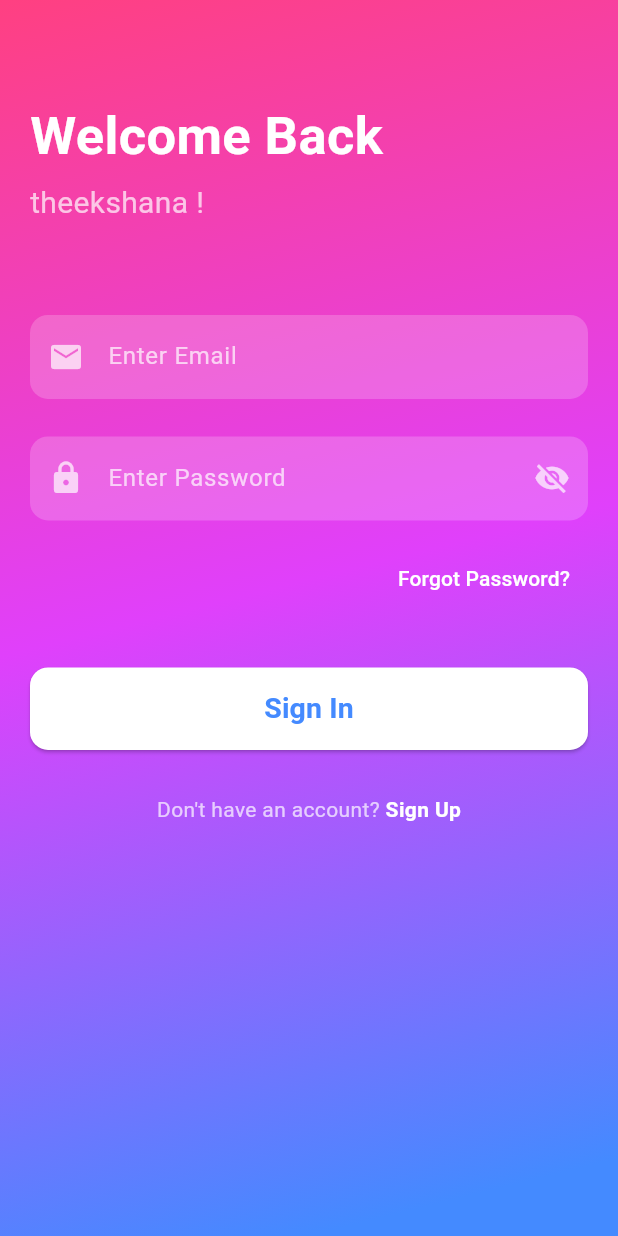
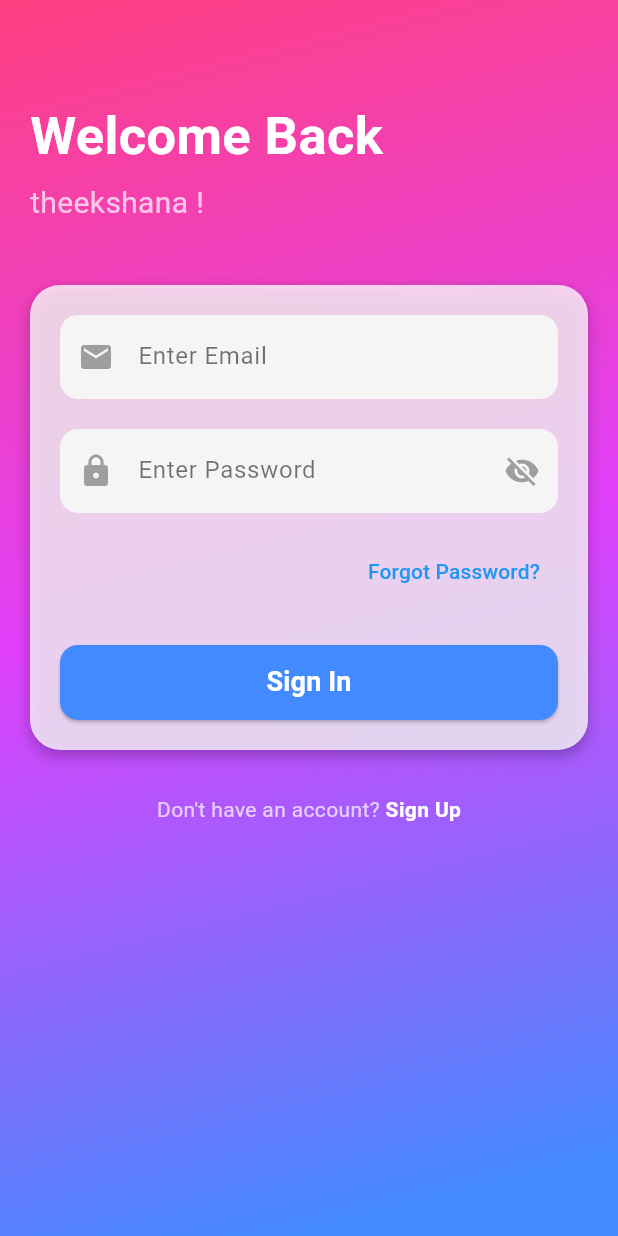
Before and after one commit to Theekshana1999/Social-Media-App, a Flutter app: the SignInScreen screen opened directly, on a phone screen of 412 x 824 dp. Run offline on Flutter 3.47's test engine with Material 3 defaults, Android fonts, the phone set to English and light mode, and no system bars; our stand-ins replace font_awesome_flutter.

Commit message:
signin screen update

```diff
--- a/lib/Screen/signin_screen.dart
+++ b/lib/Screen/signin_screen.dart
@@ -1,6 +1,5 @@
 import 'package:flutter/material.dart';
 import 'package:login/Screen/signup_screen.dart';
-import 'package:login/utils/color_utils.dart';
 
 class SignInScreen extends StatefulWidget {
   const SignInScreen({super.key});
@@ -21,7 +20,7 @@ class _SignInScreenState extends State<SignInScreen> {
         child: Container(
           height: MediaQuery.of(context).size.height,
           width: MediaQuery.of(context).size.width,
-          decoration: BoxDecoration(
+          decoration: const BoxDecoration(
             gradient: LinearGradient(
               colors: [
                 Colors.pinkAccent,
@@ -37,9 +36,7 @@ class _SignInScreenState extends State<SignInScreen> {
             child: Padding(
               padding: EdgeInsets.symmetric(
                 horizontal: 20,
-                vertical:
-                    MediaQuery.of(context).size.height *
-                    0.08, // increased top space
+                vertical: MediaQuery.of(context).size.height * 0.08,
               ),
               child: Column(
                 crossAxisAlignment: CrossAxisAlignment.start,
@@ -49,38 +46,47 @@ class _SignInScreenState extends State<SignInScreen> {
                     'Welcome Back',
                     style: TextStyle(
                       color: Colors.white,
-                      fontSize: 35, // slightly bigger
+                      fontSize: 35,
                       fontWeight: FontWeight.bold,
                     ),
                   ),
                   const SizedBox(height: 5),
                   const Text(
                     'theekshana !',
-                    style: TextStyle(
-                      color: Colors.white70,
-                      fontSize: 20, // slightly bigger
+                    style: TextStyle(color: Colors.white70, fontSize: 20),
                   ),
+                  const SizedBox(height: 40),
+
+                  // ✅ White Background Layer for Form
+                  Container(
+                    width: double.infinity,
+                    padding: const EdgeInsets.all(20),
+                    decoration: BoxDecoration(
+                      color: Colors.white.withOpacity(0.77),
+                      borderRadius: BorderRadius.circular(20),
+                      boxShadow: [
+                        BoxShadow(
+                          color: Colors.black26,
+                          blurRadius: 8,
+                          offset: const Offset(0, 4),
                         ),
-
-                  // const SizedBox(height: 15),
-                  // const Text(
-                  //   'Sign in to continue',
-                  //   style: TextStyle(color: Colors.white70, fontSize: 18),
-                  // ),
-                  const SizedBox(height: 60), // increased gap before form
+                      ],
+                    ),
+                    child: Column(
+                      children: [
                         // Email Field
                         TextField(
                           controller: _emailController,
-                    style: const TextStyle(color: Colors.white),
+                          style: const TextStyle(color: Colors.black),
                           decoration: InputDecoration(
                             prefixIcon: const Icon(
                               Icons.email,
-                        color: Colors.white70,
+                              color: Colors.grey,
                             ),
                             hintText: 'Enter Email',
-                      hintStyle: const TextStyle(color: Colors.white70),
+                            hintStyle: const TextStyle(color: Colors.black54),
                             filled: true,
-                      fillColor: Colors.white.withOpacity(0.2),
+                            fillColor: Colors.grey[100],
                             border: OutlineInputBorder(
                               borderRadius: BorderRadius.circular(12),
                               borderSide: BorderSide.none,
@@ -88,21 +94,24 @@ class _SignInScreenState extends State<SignInScreen> {
                           ),
                           keyboardType: TextInputType.emailAddress,
                         ),
-                  const SizedBox(height: 25),
+                        const SizedBox(height: 20),
 
                         // Password Field
                         TextField(
                           controller: _passwordController,
                           obscureText: _obscurePassword,
-                    style: const TextStyle(color: Colors.white),
+                          style: const TextStyle(color: Colors.black),
                           decoration: InputDecoration(
-                      prefixIcon: const Icon(Icons.lock, color: Colors.white70),
+                            prefixIcon: const Icon(
+                              Icons.lock,
+                              color: Colors.grey,
+                            ),
                             suffixIcon: IconButton(
                               icon: Icon(
                                 _obscurePassword
                                     ? Icons.visibility_off
                                     : Icons.visibility,
-                          color: Colors.white70,
+                                color: Colors.grey,
                               ),
                               onPressed: () {
                                 setState(() {
@@ -111,9 +120,9 @@ class _SignInScreenState extends State<SignInScreen> {
                               },
                             ),
                             hintText: 'Enter Password',
-                      hintStyle: const TextStyle(color: Colors.white70),
+                            hintStyle: const TextStyle(color: Colors.black54),
                             filled: true,
-                      fillColor: Colors.white.withOpacity(0.2),
+                            fillColor: Colors.grey[100],
                             border: OutlineInputBorder(
                               borderRadius: BorderRadius.circular(12),
                               borderSide: BorderSide.none,
@@ -129,24 +138,26 @@ class _SignInScreenState extends State<SignInScreen> {
                             onPressed: () {},
                             child: const Text(
                               'Forgot Password?',
-                        style: TextStyle(color: Colors.white),
+                              style: TextStyle(color: Colors.blue),
                             ),
                           ),
                         ),
-                  const SizedBox(height: 35),
+                        const SizedBox(height: 25),
 
                         // Sign In Button
                         SizedBox(
                           width: double.infinity,
-                    height: 55,
+                          height: 50,
                           child: ElevatedButton(
                             onPressed: () {
                               debugPrint("Email: ${_emailController.text}");
-                        debugPrint("Password: ${_passwordController.text}");
+                              debugPrint(
+                                "Password: ${_passwordController.text}",
+                              );
                             },
                             style: ElevatedButton.styleFrom(
-                        backgroundColor: Colors.white,
-                        foregroundColor: Colors.blueAccent,
+                              backgroundColor: Colors.blueAccent,
+                              foregroundColor: Colors.white,
                               shape: RoundedRectangleBorder(
                                 borderRadius: BorderRadius.circular(12),
                               ),
@@ -154,12 +165,16 @@ class _SignInScreenState extends State<SignInScreen> {
                             child: const Text(
                               'Sign In',
                               style: TextStyle(
-                          fontSize: 19,
+                                fontSize: 18,
                                 fontWeight: FontWeight.bold,
                               ),
                             ),
                           ),
                         ),
+                      ],
+                    ),
+                  ),
+
                   const SizedBox(height: 30),
 
                   // Sign Up Link
@@ -172,8 +187,6 @@ class _SignInScreenState extends State<SignInScreen> {
                       ),
                       GestureDetector(
                         onTap: () {
-                          print("Navigate to Sign Up");
-                          // Navigate to sign up
                           Navigator.of(context).push(
                             MaterialPageRoute(
                               builder: (context) => const SignUpScreen(),
@@ -190,7 +203,7 @@ class _SignInScreenState extends State<SignInScreen> {
                       ),
                     ],
                   ),
-                  const SizedBox(height: 60), // bottom extra space
+                  const SizedBox(height: 60),
                 ],
               ),
             ),
```
Lines whose indentation alone changed are shown as unchanged.
